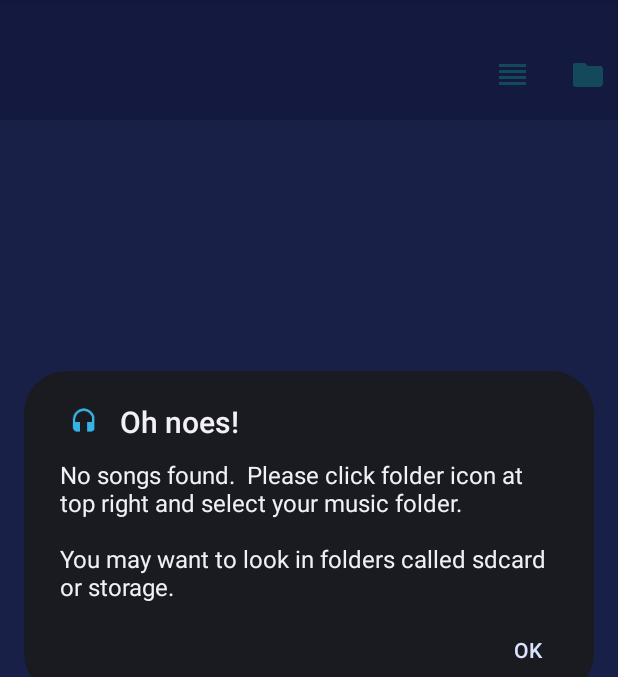
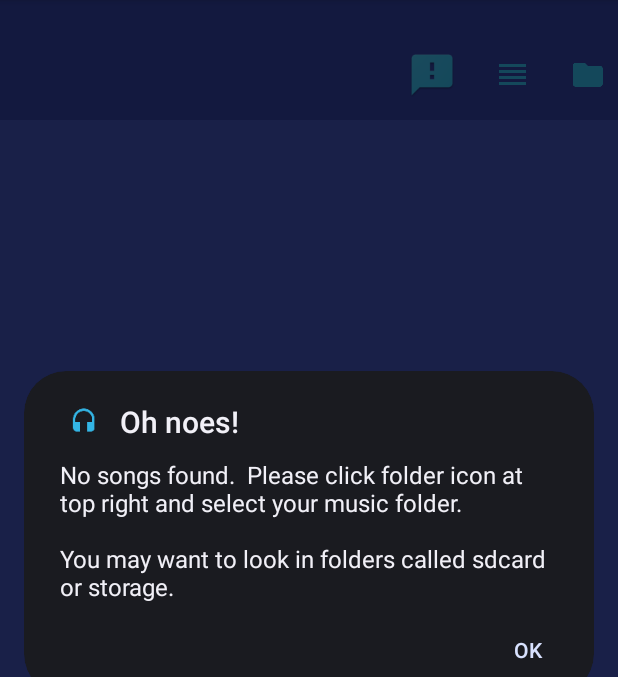
Before and after one commit to jogold9/SimpleMusicFree, an Android app: the screen it shows after launch (MainActivity), after a tap on an icon or button, on a phone screen of 412 x 824 dp, the part 84-761 px from its top. Run offline under Robolectric (Android 15) with nearby library versions, the phone set to English and light mode, and no system bars; our stand-ins replace AdMob.

Commit message:
added icon that allows users to submit feedback

```diff
--- a/app/src/main/res/layout/main.xml
+++ b/app/src/main/res/layout/main.xml
@@ -4,6 +4,7 @@
                 android:layout_width="match_parent"
                 android:layout_height="match_parent"
                 android:background="@color/colorPrimary">
+
 
     <!-- Player Header -->
     <LinearLayout
@@ -38,13 +39,21 @@
             <TextView
                 android:id="@+id/songTitle"
                 android:layout_width="wrap_content"
-                android:layout_height="wrap_content"
+                android:layout_height="match_parent"
                 android:layout_marginTop="10dp"
                 android:layout_weight="1"
                 android:paddingLeft="10dp"
                 android:textColor="#04b3d2"
                 android:textSize="16dp"
                 android:textStyle="bold"/>
+
+            <ImageButton
+                android:id="@+id/btnFeedback"
+                android:layout_width="wrap_content"
+                android:layout_height="fill_parent"
+                android:layout_marginRight="10dp"
+                android:background="@null"
+                android:src="@drawable/feedback"/>
 
             <!-- Playlist button -->
             <ImageButton
@@ -62,6 +71,7 @@
                 android:background="@null"
                 android:src="@drawable/ic_file_folder"
                 />
+
         </LinearLayout>
     </LinearLayout>
 
--- a/build.gradle
+++ b/build.gradle
@@ -5,7 +5,7 @@ buildscript {
         jcenter()
     }
     dependencies {
-        classpath 'com.android.tools.build:gradle:2.1.0'
+        classpath 'com.android.tools.build:gradle:2.2.3'
 
         // NOTE: Do not place your application dependencies here; they belong
         // in the individual module build.gradle files
```
Also changed, not shown: app/src/main/res/values/styles.xml (+24 -24 lines), app/src/main/res/drawable-hdpi/feedback.png (added), app/src/main/res/drawable-hdpi/refresh.png (added), app/src/main/res/drawable-mdpi/feedback.png (added), app/src/main/res/drawable-mdpi/refresh.png (added), app/src/main/res/drawable-xhdpi/feedback.png (added), app/src/main/res/drawable-xhdpi/refresh.png (added), app/src/main/res/drawable-xxhdpi/feedback.png (added), app/src/main/res/drawable-xxhdpi/refresh.png (added), app/src/main/res/drawable-xxxhdpi/feedback.png (added), app/src/main/res/drawable-xxxhdpi/refresh.png (added), gradle/wrapper/gradle-wrapper.properties, 2 other files.
